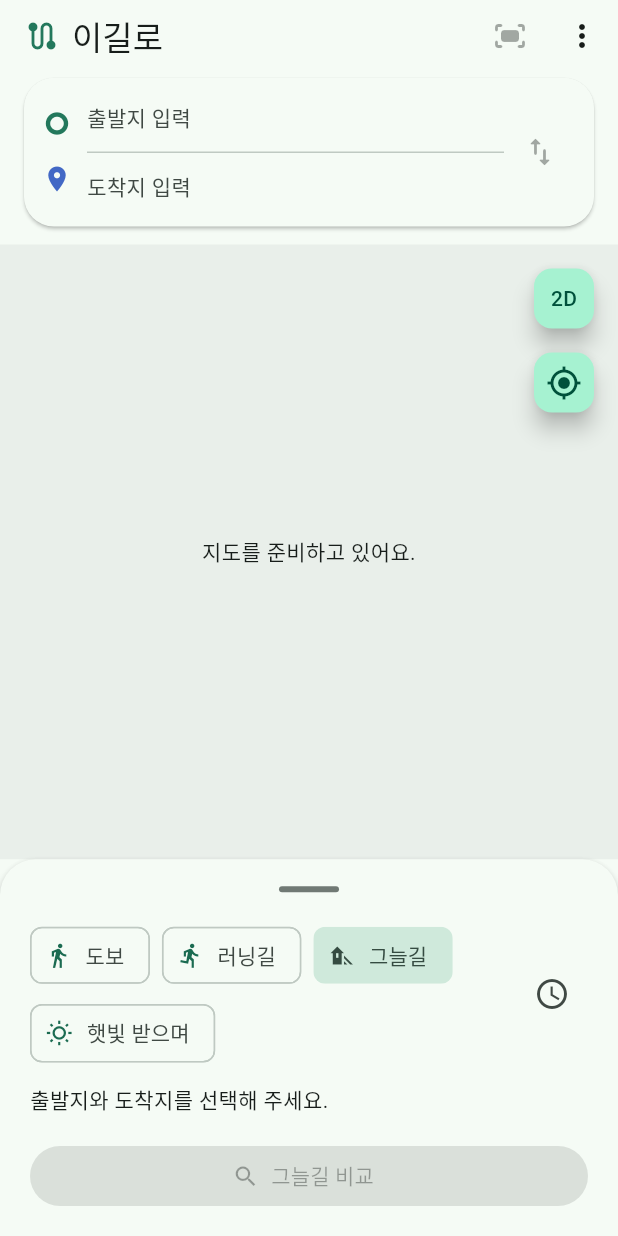
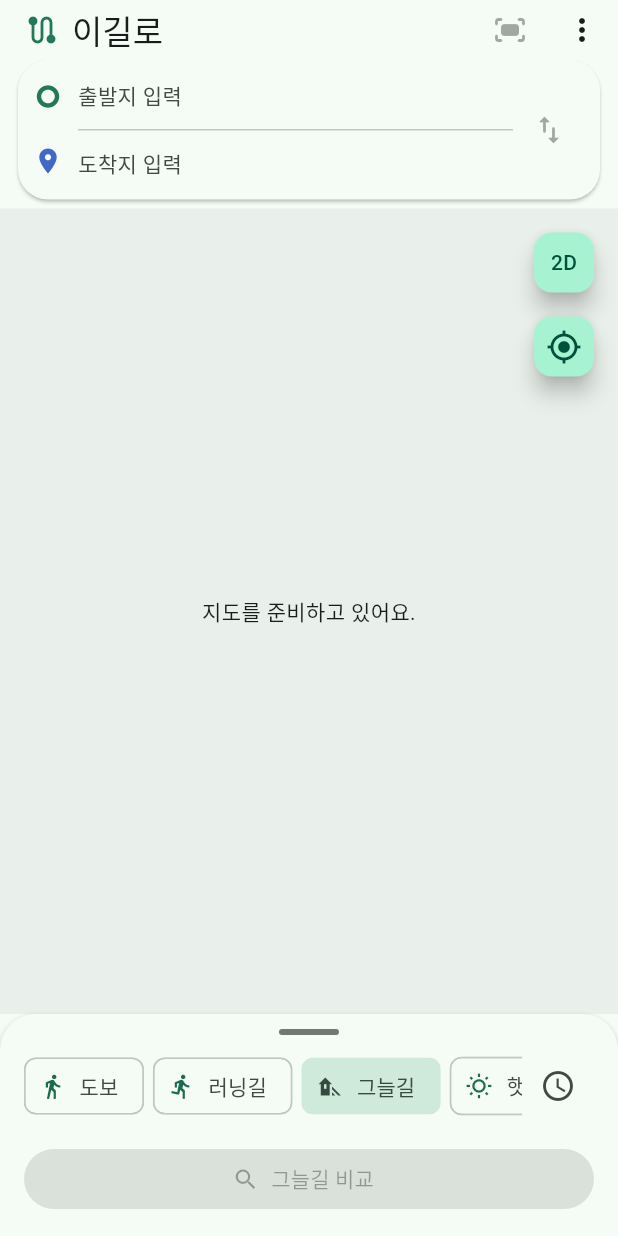
Before and after one commit to YunJaem06/igilro, a Flutter app: the screen it shows after launch, on a phone screen of 412 x 824 dp. Run offline on Flutter 3.47's test engine with Material 3 defaults, Android fonts, the phone set to English and light mode, and no system bars; our stand-ins replace dio, flutter_riverpod, freezed_annotation, geolocator, go_router, riverpod_annotation; missing offline and left inert: mapbox_maps_flutter; generated files the repository leaves out were written again.

Commit message:
[feat] 지도 중심 홈과 경로 비교 화면 정리
출발·도착 입력과 길 모드 영역을 줄이고 상태별 패널 높이를 적용해
지도 공간을 확보한다. 패널 확장과 지도 카메라 범위 조정은 유지한다.

결과에는 시간·거리·예측 비율 비교와 안내 시작을 남기고,
미리보기·전체 길안내·접근 거리·출처를 상세 보기로 분리한다.
검색 범위 아이콘의 상세 확인·이동·재시도와 관련 테스트 및 사용법을 갱신한다.

```diff
--- a/lib/app/pages/home_page.dart
+++ b/lib/app/pages/home_page.dart
@@ -7,7 +7,6 @@ import '../../features/location/presentation/providers/location_notifier.dart';
 import '../../features/map/presentation/providers/map_notifier.dart';
 import '../../features/map/presentation/state/map_marker.dart';
 import '../../features/map/presentation/state/map_overlays.dart';
-import '../../features/map/presentation/widgets/shade_legend.dart';
 import '../../features/map/presentation/state/map_state.dart';
 import '../../features/map/presentation/widgets/map_canvas.dart';
 import '../../features/navigation/domain/navigation_progress.dart';
@@ -410,7 +409,7 @@ class _HomePageState extends ConsumerState<HomePage>
     });
     return Scaffold(
       appBar: AppBar(
-        toolbarHeight: 48,
+        toolbarHeight: 40,
         title: const Row(
           mainAxisSize: MainAxisSize.min,
           children: [
@@ -463,11 +462,11 @@ class _HomePageState extends ConsumerState<HomePage>
               if (!nav.active)
                 ConstrainedBox(
                   constraints: BoxConstraints(
-                    maxHeight: constraints.maxHeight * 0.30,
+                    maxHeight: constraints.maxHeight * 0.24,
                   ),
                   child: const SingleChildScrollView(
                     child: Padding(
-                      padding: EdgeInsets.fromLTRB(16, 4, 16, 12),
+                      padding: EdgeInsets.fromLTRB(12, 0, 12, 6),
                       child: RouteInputBar(),
                     ),
                   ),
@@ -477,11 +476,22 @@ class _HomePageState extends ConsumerState<HomePage>
                   key: ValueKey(('search-panel', nav.active)),
                   scrollController: _panelScrollController,
                   scrollable: false,
-                  initialFraction: constraints.maxHeight < 400
-                      ? 0.60
-                      : nav.active
-                      ? 0.30
-                      : 0.38,
+                  initialHeight:
+                      (nav.active
+                          ? 240.0
+                          : selection.selecting != null
+                          ? 160.0
+                          : active != null
+                          ? 264.0
+                          : ref.watch(routeComparisonProvider).hasError ||
+                                ref.watch(routePredictionProvider).hasError ||
+                                ref.watch(routeSearchProvider).hasError
+                          ? 216.0
+                          : 148.0) *
+                      (MediaQuery.textScalerOf(context).scale(14) / 14).clamp(
+                        1.0,
+                        1.4,
+                      ),
                   map: Stack(
                     fit: StackFit.expand,
                     children: [
@@ -534,24 +544,13 @@ class _HomePageState extends ConsumerState<HomePage>
                           !nav.active &&
                           selectedStep == null)
                         Positioned(
-                          left: 12,
-                          bottom: 12,
-                          right: 76,
+                          left: 8,
+                          bottom: 32,
                           child: Align(
                             alignment: Alignment.bottomLeft,
                             child: PredictionCoverageControl(
                               onShow: _showCoverage,
                             ),
-                          ),
-                        ),
-                      if (routeSegments.isNotEmpty)
-                        const Positioned(
-                          left: 12,
-                          top: 12,
-                          right: 76,
-                          child: Align(
-                            alignment: Alignment.topLeft,
-                            child: ShadeLegend(),
                           ),
                         ),
                       if (selectedStep != null && guidance != null)
--- a/lib/app/widgets/map_search_sheet.dart
+++ b/lib/app/widgets/map_search_sheet.dart
@@ -8,6 +8,7 @@ class MapSearchSheet extends StatefulWidget {
     required this.child,
     required this.scrollController,
     this.initialFraction = 0.55,
+    this.initialHeight,
     this.scrollable = true,
   });
 
@@ -15,6 +16,7 @@ class MapSearchSheet extends StatefulWidget {
   final Widget child;
   final ScrollController scrollController;
   final double initialFraction;
+  final double? initialHeight;
   final bool scrollable;
 
   @override
@@ -22,14 +24,20 @@ class MapSearchSheet extends StatefulWidget {
 }
 
 class _MapSearchSheetState extends State<MapSearchSheet> {
-  static const _minimum = 0.25;
+  static const _minimum = 0.16;
   static const _maximum = 0.8;
-  late double _fraction;
+  double? _fraction;
 
   @override
   void initState() {
     super.initState();
-    _fraction = widget.initialFraction;
+    _fraction = null;
+  }
+
+  @override
+  void didUpdateWidget(covariant MapSearchSheet oldWidget) {
+    super.didUpdateWidget(oldWidget);
+    if (oldWidget.initialHeight != widget.initialHeight) _fraction = null;
   }
 
   void _resize(double fraction) =>
@@ -39,12 +47,15 @@ class _MapSearchSheetState extends State<MapSearchSheet> {
   Widget build(BuildContext context) => LayoutBuilder(
     builder: (context, constraints) {
       final height = constraints.maxHeight;
-      final handleHeight = (height * 0.4).clamp(0.0, 40.0);
+      final handleHeight = (height * 0.4).clamp(0.0, 24.0);
       final minimum = height > 0
           ? ((handleHeight + 24) / height).clamp(_minimum, _maximum)
           : _minimum;
-      final fraction = _fraction.clamp(minimum, _maximum);
-      final expanded = fraction > widget.initialFraction;
+      final initial = height > 0 && widget.initialHeight != null
+          ? (widget.initialHeight! / height).clamp(minimum, 0.65)
+          : widget.initialFraction;
+      final fraction = (_fraction ?? initial).clamp(minimum, _maximum);
+      final expanded = fraction > initial;
       return Column(
         children: [
           Expanded(child: widget.map),
@@ -80,9 +91,7 @@ class _MapSearchSheetState extends State<MapSearchSheet> {
                             fraction - details.delta.dy / constraints.maxHeight,
                           );
                         },
-                        onTap: () => _resize(
-                          expanded ? widget.initialFraction : _maximum,
-                        ),
+                        onTap: () => _resize(expanded ? initial : _maximum),
                         child: SizedBox(
                           height: handleHeight,
                           width: double.infinity,
@@ -104,14 +113,14 @@ class _MapSearchSheetState extends State<MapSearchSheet> {
                     child: widget.scrollable
                         ? SingleChildScrollView(
                             controller: widget.scrollController,
-                            padding: const EdgeInsets.fromLTRB(20, 0, 20, 20),
+                            padding: const EdgeInsets.fromLTRB(16, 0, 16, 12),
                             child: SizedBox(
                               width: double.infinity,
                               child: widget.child,
                             ),
                           )
                         : Padding(
-                            padding: const EdgeInsets.fromLTRB(20, 0, 20, 16),
+                            padding: const EdgeInsets.fromLTRB(16, 0, 16, 12),
                             child: widget.child,
                           ),
                   ),
--- a/lib/app/widgets/route_input_bar.dart
+++ b/lib/app/widgets/route_input_bar.dart
@@ -18,13 +18,13 @@ class RouteInputBar extends ConsumerWidget {
       borderRadius: BorderRadius.circular(20),
       elevation: 1,
       child: Padding(
-        padding: const EdgeInsets.symmetric(horizontal: 12, vertical: 4),
+        padding: const EdgeInsets.symmetric(horizontal: 10, vertical: 2),
         child: Row(
           children: [
             const Column(
               children: [
                 Icon(Icons.trip_origin, size: 18, color: Color(0xFF23785C)),
-                SizedBox(height: 18),
+                SizedBox(height: 24),
                 Icon(Icons.place, size: 20, color: Color(0xFF4268C5)),
               ],
             ),
@@ -79,8 +79,10 @@ class RouteInputBar extends ConsumerWidget {
       key: ValueKey('route-${endpoint.name}'),
       borderRadius: BorderRadius.circular(12),
       onTap: () => _pick(context, ref, endpoint),
+      child: ConstrainedBox(
+        constraints: const BoxConstraints(minHeight: 44),
         child: Padding(
-        padding: const EdgeInsets.symmetric(vertical: 12),
+          padding: const EdgeInsets.symmetric(vertical: 2),
           child: Row(
             children: [
               Expanded(
@@ -97,17 +99,19 @@ class RouteInputBar extends ConsumerWidget {
               ),
               if (point != null)
                 SizedBox(
-                width: 30,
-                height: 24,
+                  width: 40,
+                  height: 40,
                   child: IconButton(
                     padding: EdgeInsets.zero,
                     tooltip: '$label 선택 지우기',
                     icon: const Icon(Icons.close, size: 16),
-                  onPressed: () =>
-                      ref.read(routeSelectionProvider.notifier).clear(endpoint),
+                    onPressed: () => ref
+                        .read(routeSelectionProvider.notifier)
+                        .clear(endpoint),
                   ),
                 ),
             ],
+          ),
         ),
       ),
     );
--- a/lib/features/route_search/presentation/widgets/route_explorer_panel.dart
+++ b/lib/features/route_search/presentation/widgets/route_explorer_panel.dart
@@ -15,7 +15,6 @@ import '../providers/route_search_cooldown_notifier.dart';
 import '../providers/route_search_notifier.dart';
 import '../providers/route_selection_notifier.dart';
 import 'route_result_card.dart';
-import 'route_shade_info.dart';
 
 class RouteExplorerPanel extends ConsumerWidget {
   const RouteExplorerPanel({
@@ -63,30 +62,43 @@ class RouteExplorerPanel extends ConsumerWidget {
         ref.read(routeComparisonProvider.notifier).hasFastestToCompare;
     final canSearch = ref.watch(routeSelectionProvider).endpoints.canSearch;
     final samePoint = ref.watch(routeSelectionProvider).endpoints.isSamePoint;
+    void showDetails() {
+      if (isPrediction && model != null) {
+        _modelDetails(context, ref, model);
+      } else if (general != null) {
+        _details(context, ref, '경로 정보', [
+          if (isRunning) ...[
+            Text(
+              listEquals(general.routes.first.path, general.routes.last.path)
+                  ? '이 구간에서는 빠른 길과 러닝길이 같아요.'
+                  : '예상 보행 시간 기준 · 지도에 표시된 횡단만 집계',
+            ),
+            Text(
+              '계단 ${_distance(generalRoute!.metrics.stairsMeters!)} · 횡단 ${generalRoute.metrics.mappedCrossingCount}회',
+            ),
+            Text('빠른 길 대비 +${generalRoute.additionalDuration.inSeconds}초'),
+          ],
+          RouteResultCard(
+            result: general,
+            mode: isRunning ? runningMode : RouteMode.fastest,
+            endpoints: ref.read(routeSelectionProvider).endpoints,
+          ),
+          ..._placeSources(ref),
+        ]);
+      }
+    }
+
     final content = Column(
       crossAxisAlignment: CrossAxisAlignment.stretch,
       mainAxisSize: MainAxisSize.min,
       children: [
         Row(
           children: [
-            if (hasResult && !loading)
-              IconButton(
-                tooltip: '경로 다시 검색',
-                icon: const Icon(Icons.refresh),
-                onPressed: retrySeconds > 0
-                    ? null
-                    : () {
-                        if (isPrediction) {
-                          ref.read(routeComparisonProvider.notifier).search();
-                        } else {
-                          ref.read(routeSearchProvider.notifier).search();
-                        }
-                      },
-              ),
             Expanded(
-              child: Wrap(
-                spacing: 8,
-                runSpacing: 4,
+              child: SingleChildScrollView(
+                scrollDirection: Axis.horizontal,
+                child: Row(
+                  spacing: 6,
                   children: [
                     ChoiceChip(
                       showCheckmark: false,
@@ -121,7 +133,8 @@ class RouteExplorerPanel extends ConsumerWidget {
                               : Icons.wb_sunny_outlined,
                           size: 18,
                         ),
-                      selected: isPrediction && options.comparisonMode == mode,
+                        selected:
+                            isPrediction && options.comparisonMode == mode,
                         onSelected: (_) {
                           ref
                               .read(routePredictionOptionsProvider.notifier)
@@ -134,6 +147,7 @@ class RouteExplorerPanel extends ConsumerWidget {
                   ],
                 ),
               ),
+            ),
             if (isPrediction)
               IconButton(
                 icon: const Icon(Icons.schedule),
@@ -142,7 +156,7 @@ class RouteExplorerPanel extends ConsumerWidget {
               ),
           ],
         ),
-        const SizedBox(height: 10),
+        const SizedBox(height: 6),
         if (loading)
           const Padding(
             padding: EdgeInsets.symmetric(vertical: 12),
@@ -213,20 +227,7 @@ class RouteExplorerPanel extends ConsumerWidget {
               showSunlight: showSunlight,
             ),
           const SizedBox(height: 4),
-          Row(
-            children: [
-              Expanded(
-                child: Text(
-                  '예측값 · ${_time(model.evaluatedAt)} 기준',
-                  style: Theme.of(context).textTheme.bodySmall,
-                ),
-              ),
-              TextButton(
-                onPressed: () => _modelDetails(context, ref, model),
-                child: const Text('상세 보기'),
-              ),
-            ],
-          ),
+          Text('모델 기반 예측', style: Theme.of(context).textTheme.bodySmall),
         ] else if (!isPrediction && general != null) ...[
           if (isRunning) ...[
             Row(
@@ -250,58 +251,19 @@ class RouteExplorerPanel extends ConsumerWidget {
                 ),
               ],
             ),
-            const SizedBox(height: 4),
-            Text(
-              listEquals(general.routes.first.path, general.routes.last.path)
-                  ? '이 구간에서는 빠른 길과 러닝길이 같아요.'
-                  : '예상 보행 시간 기준 · 지도에 표시된 횡단만 집계',
-              style: Theme.of(context).textTheme.bodySmall,
-            ),
           ] else ...[
             Text(
               '${_duration(generalRoute!.duration)} · ${_distance(generalRoute.distanceMeters)}',
               style: Theme.of(context).textTheme.headlineSmall,
             ),
-            RouteShadeInfo(
-              route: generalRoute,
-              evaluatedAt: general.evaluatedAt,
-            ),
           ],
-          Align(
-            alignment: Alignment.centerRight,
-            child: TextButton(
-              onPressed: () => _details(context, '경로 정보', [
-                RouteResultCard(
-                  result: general,
-                  mode: isRunning ? runningMode : RouteMode.fastest,
-                  endpoints: ref.read(routeSelectionProvider).endpoints,
-                ),
-                ..._placeSources(ref),
-              ]),
-              child: const Text('상세 보기'),
-            ),
-          ),
-        ] else if (!loading && error == null)
+        ] else if (!loading && error == null && samePoint)
           Padding(
             padding: const EdgeInsets.only(bottom: 12),
             child: Text(
-              canSearch
-                  ? isPrediction
-                        ? '빠른 길과 $comparisonLabel을 함께 비교해 보세요.'
-                        : isRunning
-                        ? '빠른 길과 계단·횡단이 적은 길을 비교해 보세요.'
-                        : '선택한 두 지점을 걸어서 연결해요.'
-                  : samePoint
-                  ? '출발지와 도착지를 서로 다른 위치로 선택해 주세요.'
-                  : '출발지와 도착지를 선택해 주세요.',
+              '출발지와 도착지를 서로 다른 위치로 선택해 주세요.',
               style: Theme.of(context).textTheme.bodyMedium,
             ),
-          ),
-        if (hasResult && !loading && onShowGuidance != null)
-          OutlinedButton.icon(
-            onPressed: onShowGuidance,
-            icon: const Icon(Icons.format_list_numbered),
-            label: const Text('전체 길안내'),
           ),
       ],
     );
@@ -309,9 +271,9 @@ class RouteExplorerPanel extends ConsumerWidget {
         ? Row(
             children: [
               Expanded(
-                child: OutlinedButton(
-                  onPressed: onPreview,
-                  child: const Text('미리보기'),
+                child: TextButton(
+                  onPressed: showDetails,
+                  child: const Text('상세 보기'),
                 ),
               ),
               const SizedBox(width: 8),
@@ -399,16 +361,6 @@ class RouteExplorerPanel extends ConsumerWidget {
         '${route.duration.inMinutes}분 ${route.duration.inSeconds % 60}초 · ${route.distanceMeters.round()}m',
         style: Theme.of(context).textTheme.titleMedium,
       ),
-      const SizedBox(height: 6),
-      Text(
-        '계단 ${_distance(route.metrics.stairsMeters!)} · 횡단 ${route.metrics.mappedCrossingCount}회',
-        style: Theme.of(context).textTheme.bodySmall,
-      ),
-      if (route.mode == RouteMode.running)
-        Text(
-          '빠른 길 대비 +${route.additionalDuration.inSeconds}초',
-          style: Theme.of(context).textTheme.bodySmall,
-        ),
     ],
   );
 
@@ -450,11 +402,6 @@ class RouteExplorerPanel extends ConsumerWidget {
           '예측 ${showSunlight ? '햇빛' : '그늘'} ${(ratio * 100).toStringAsFixed(1)}%',
           style: TextStyle(color: color.primary, fontWeight: FontWeight.w600),
         ),
-        if (route.mode == RoutePredictionMode.sunlight)
-          Text(
-            '빠른 길 대비 +${route.additionalDuration.inSeconds}초',
-            style: Theme.of(context).textTheme.bodySmall,
-          ),
       ],
     );
   }
@@ -476,7 +423,7 @@ class RouteExplorerPanel extends ConsumerWidget {
         borderRadius: BorderRadius.circular(16),
         onTap: onTap,
         child: Padding(
-          padding: const EdgeInsets.all(12),
+          padding: const EdgeInsets.all(10),
           child: Column(
             crossAxisAlignment: CrossAxisAlignment.start,
             children: children,
@@ -501,7 +448,7 @@ class RouteExplorerPanel extends ConsumerWidget {
     ModelRoutePrediction model,
   ) {
     final route = model.routes.first;
-    _details(context, '경로와 예측 안내', [
+    _details(context, ref, '경로와 예측 안내', [
       const Text('모델 기반 예측', style: TextStyle(fontWeight: FontWeight.bold)),
       const Text('건물·지형 모델 기반이며 나무·구름 등의 영향은 반영하지 않았어요.'),
       Text(
@@ -541,8 +488,12 @@ class RouteExplorerPanel extends ConsumerWidget {
     ]);
   }
 
-  void _details(BuildContext context, String title, List<Widget> children) =>
-      showModalBottomSheet<void>(
+  void _details(
+    BuildContext context,
+    WidgetRef ref,
+    String title,
+    List<Widget> children,
+  ) => showModalBottomSheet<void>(
     context: context,
     showDragHandle: true,
     isScrollControlled: true,
@@ -554,6 +505,14 @@ class RouteExplorerPanel extends ConsumerWidget {
           children: [
             Text(title, style: Theme.of(context).textTheme.titleLarge),
             const SizedBox(height: 16),
+            OutlinedButton.icon(
+              onPressed: () {
+                Navigator.pop(sheetContext);
+                onPreview();
+              },
+              icon: const Icon(Icons.play_arrow_rounded),
+              label: const Text('미리보기'),
+            ),
             if (onShowGuidance != null)
               OutlinedButton.icon(
                 onPressed: () {
@@ -563,11 +522,23 @@ class RouteExplorerPanel extends ConsumerWidget {
                 icon: const Icon(Icons.format_list_numbered),
                 label: const Text('전체 길안내'),
               ),
+            TextButton.icon(
+              onPressed: () {
+                Navigator.pop(sheetContext);
+                if (ref.read(routeSearchCooldownProvider) > 0) return;
+                if (ref.read(routeSearchKindProvider) ==
+                    RouteSearchKind.prediction) {
+                  ref.read(routeComparisonProvider.notifier).search();
+                } else {
+                  ref.read(routeSearchProvider.notifier).search();
+                }
+              },
+              icon: const Icon(Icons.refresh),
+              label: const Text('경로 다시 검색'),
+            ),
+            const SizedBox(height: 8),
             for (final child in children)
-                  Padding(
-                    padding: const EdgeInsets.only(bottom: 12),
-                    child: child,
-                  ),
+              Padding(padding: const EdgeInsets.only(bottom: 12), child: child),
           ],
         ),
       ),
```
Also changed, not shown: lib/app/widgets/prediction_coverage_control.dart (+36 -26 lines), 8 other files. Lines whose indentation alone changed are shown as unchanged.
